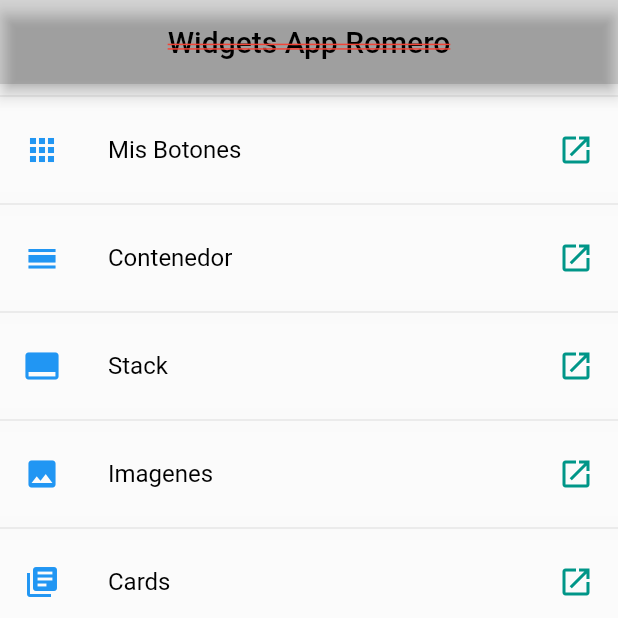
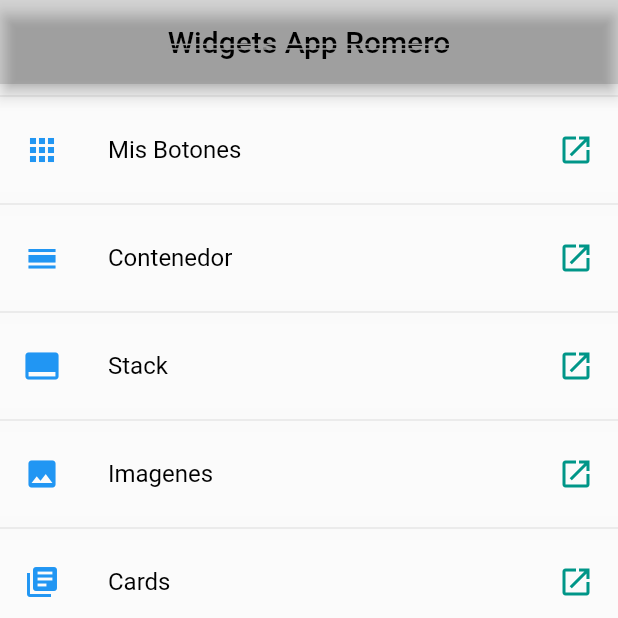
Before and after one commit to Danaromero/Rutas_a_PAG, a Flutter app: the screen it shows after launch, on a phone screen of 412 x 824 dp, the top half of it. Run offline on Flutter 3.47's test engine with Material 2 defaults, Android fonts, the phone set to English and light mode, and no system bars.

```diff
--- a/lib/src/pages/home_page.dart
+++ b/lib/src/pages/home_page.dart
@@ -10,7 +10,7 @@ class HomePage extends StatelessWidget {
         title: Text('Widgets App Romero',  style: TextStyle(
           color: Colors.black,
           decoration: TextDecoration.lineThrough,
-         decorationColor: Colors.red,
+         decorationColor: Colors.grey,
           decorationStyle: TextDecorationStyle.double,
         ),
         ),
```
Also changed, not shown: 1 other file.
